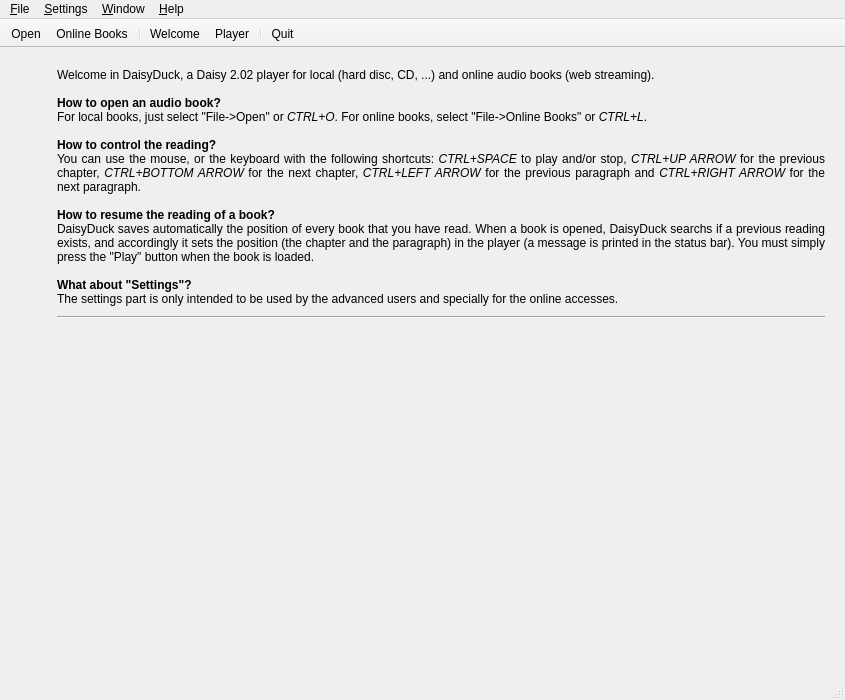
First picture: the form in src/winMain.ui, repository Skywalker13/DaisyDuck, before the edit.
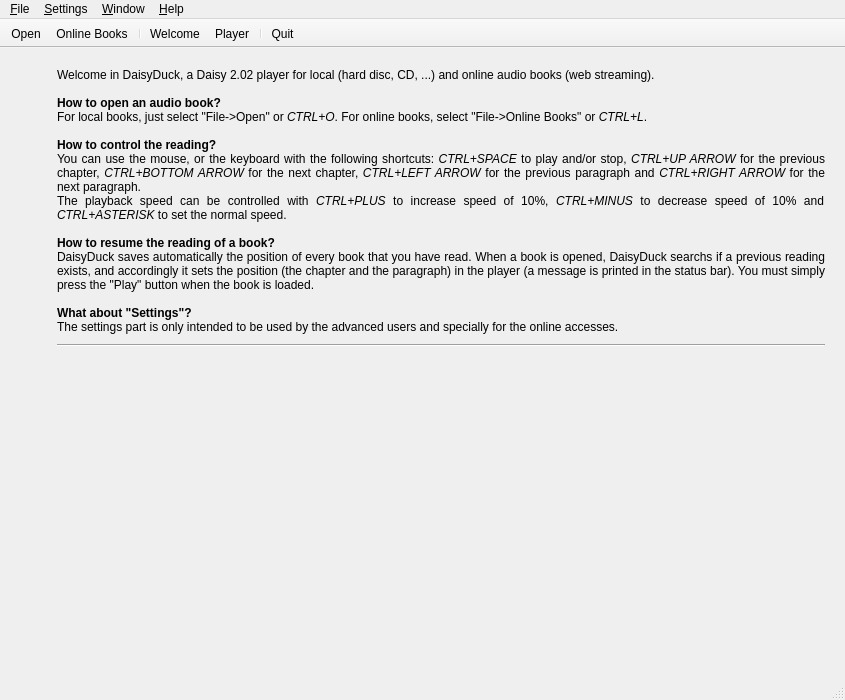
Second picture: the form after the edit. Icons and pictures are not drawn.

Commit message: add the new speed shortcuts in the documentation on the welcome frame

Diff of the .ui file:
```diff
--- a/src/winMain.ui
+++ b/src/winMain.ui
@@ -114,6 +114,7 @@
 &lt;br/&gt;
 &lt;b&gt;How to control the reading?&lt;/b&gt;&lt;br/&gt;
 You can use the mouse, or the keyboard with the following shortcuts: &lt;i&gt;CTRL+SPACE&lt;/i&gt; to play and/or stop, &lt;i&gt;CTRL+UP ARROW&lt;/i&gt; for the previous chapter, &lt;i&gt;CTRL+BOTTOM ARROW&lt;/i&gt; for the next chapter, &lt;i&gt;CTRL+LEFT ARROW&lt;/i&gt; for the previous paragraph and &lt;i&gt;CTRL+RIGHT ARROW&lt;/i&gt; for the next paragraph.&lt;br/&gt;
+The playback speed can be controlled with &lt;i&gt;CTRL+PLUS&lt;/i&gt; to increase speed of 10%, &lt;i&gt;CTRL+MINUS&lt;/i&gt; to decrease speed of 10% and &lt;i&gt;CTRL+ASTERISK&lt;/i&gt; to set the normal speed.&lt;br/&gt;
 &lt;br/&gt;
 &lt;b&gt;How to resume the reading of a book?&lt;/b&gt;&lt;br/&gt;
 DaisyDuck saves automatically the position of every book that you have read. When a book is opened, DaisyDuck searchs if a previous reading exists, and accordingly it sets the position (the chapter and the paragraph) in the player (a message is printed in the status bar). You must simply press the &quot;Play&quot; button when the book is loaded.&lt;br/&gt;
```
The commit also changes 1 other file.
